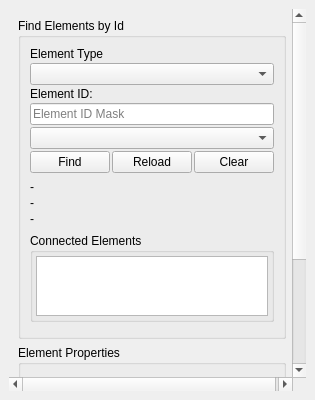
Ingeniousware/QGISRed-BID, file ui/qgisred_unified_find_properties.ui: the form before one commit.
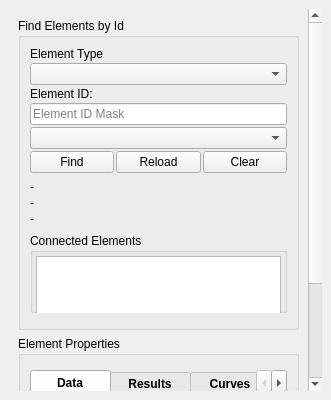
The form after the commit. Custom widgets are drawn as their Qt base class.

Commit message: connected elements max height

The edit to the form file:
```diff
--- a/ui/qgisred_unified_find_properties.ui
+++ b/ui/qgisred_unified_find_properties.ui
@@ -6,7 +6,7 @@
    <rect>
     <x>0</x>
     <y>0</y>
-    <width>315</width>
+    <width>331</width>
     <height>400</height>
    </rect>
   </property>
@@ -36,9 +36,9 @@
        <property name="geometry">
         <rect>
          <x>0</x>
-         <y>0</y>
-         <width>280</width>
-         <height>511</height>
+         <y>-4</y>
+         <width>296</width>
+         <height>516</height>
         </rect>
        </property>
        <layout class="QVBoxLayout" name="verticalLayout">
@@ -113,6 +113,18 @@
                  <verstretch>0</verstretch>
                 </sizepolicy>
                </property>
+               <property name="maximumSize">
+                <size>
+                 <width>16777215</width>
+                 <height>200</height>
+                </size>
+               </property>
+               <property name="maxVisibleItems">
+                <number>10</number>
+               </property>
+               <property name="sizeAdjustPolicy">
+                <enum>QComboBox::AdjustToContentsOnFirstShow</enum>
+               </property>
                <property name="placeholderText">
                 <string/>
                </property>
@@ -201,6 +213,12 @@
              </item>
              <item>
               <widget class="QgsCollapsibleGroupBox" name="mConnectedElementsGroupBox">
+               <property name="maximumSize">
+                <size>
+                 <width>16777215</width>
+                 <height>80</height>
+                </size>
+               </property>
                <property name="title">
                 <string>Connected Elements</string>
                </property>
@@ -237,7 +255,7 @@
                   <property name="maximumSize">
                    <size>
                     <width>16777215</width>
-                    <height>70</height>
+                    <height>80</height>
                    </size>
                   </property>
                   <property name="font">
@@ -493,6 +511,19 @@
           </layout>
          </widget>
         </item>
+        <item>
+         <spacer name="verticalSpacer_2">
+          <property name="orientation">
+           <enum>Qt::Vertical</enum>
+          </property>
+          <property name="sizeHint" stdset="0">
+           <size>
+            <width>20</width>
+            <height>5</height>
+           </size>
+          </property>
+         </spacer>
+        </item>
         <item>
          <spacer name="verticalSpacer">
           <property name="orientation">
```
The commit also changes 2 other files.
